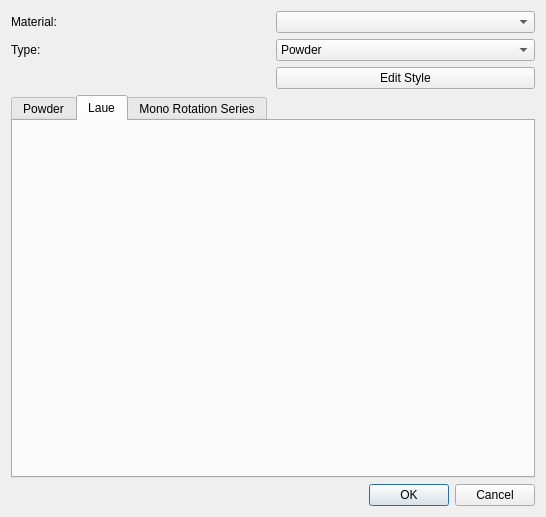
HEXRD/hexrdgui, file hexrd/ui/resources/ui/overlay_editor.ui: the form before one commit.
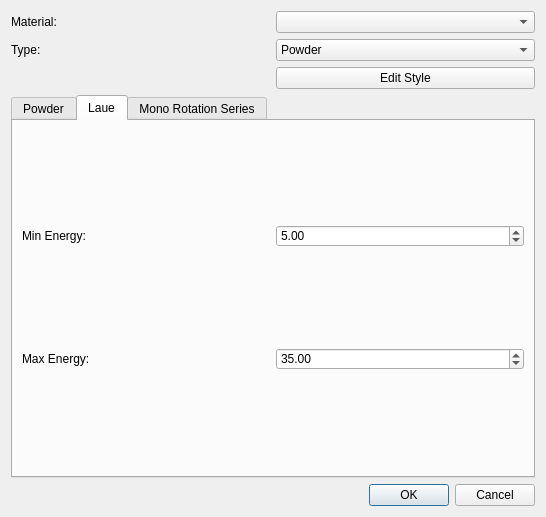
The form after the commit. The open tabs and pages were chosen to show the change.

Commit message:
Add some options for Laue overlays
More options are needed. This only adds min and max energy.

Diff of the .ui file:
```diff
--- a/hexrd/ui/resources/ui/overlay_editor.ui
+++ b/hexrd/ui/resources/ui/overlay_editor.ui
@@ -87,6 +87,48 @@
       <attribute name="title">
        <string>Laue</string>
       </attribute>
+      <layout class="QGridLayout" name="gridLayout_2">
+       <item row="0" column="0">
+        <widget class="QLabel" name="laue_min_energy_label">
+         <property name="text">
+          <string>Min Energy:</string>
+         </property>
+        </widget>
+       </item>
+       <item row="0" column="1">
+        <widget class="QDoubleSpinBox" name="laue_min_energy">
+         <property name="keyboardTracking">
+          <bool>false</bool>
+         </property>
+         <property name="maximum">
+          <double>10000.000000000000000</double>
+         </property>
+         <property name="value">
+          <double>5.000000000000000</double>
+         </property>
+        </widget>
+       </item>
+       <item row="1" column="0">
+        <widget class="QLabel" name="laue_max_energy_label">
+         <property name="text">
+          <string>Max Energy:</string>
+         </property>
+        </widget>
+       </item>
+       <item row="1" column="1">
+        <widget class="QDoubleSpinBox" name="laue_max_energy">
+         <property name="keyboardTracking">
+          <bool>false</bool>
+         </property>
+         <property name="maximum">
+          <double>10000.000000000000000</double>
+         </property>
+         <property name="value">
+          <double>35.000000000000000</double>
+         </property>
+        </widget>
+       </item>
+      </layout>
      </widget>
      <widget class="QWidget" name="mono_rotation_series_tab">
       <attribute name="title">
```
Left out of the diff: 76 changed lines with no effect on the pictures. The commit also changes 2 other files.
